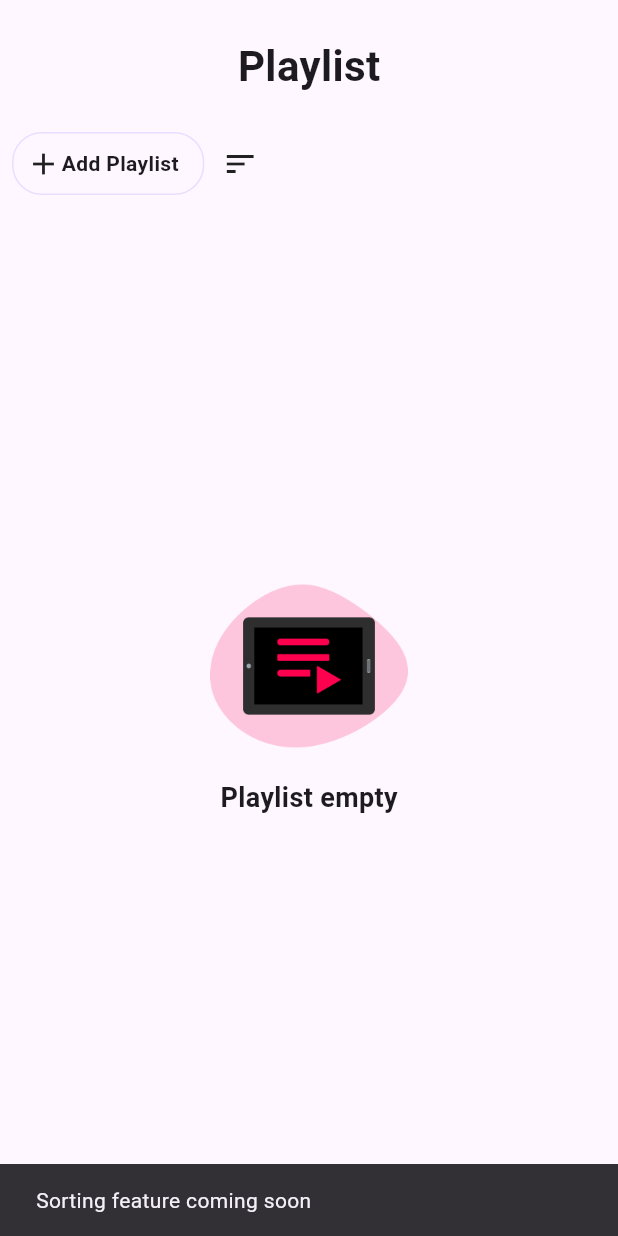
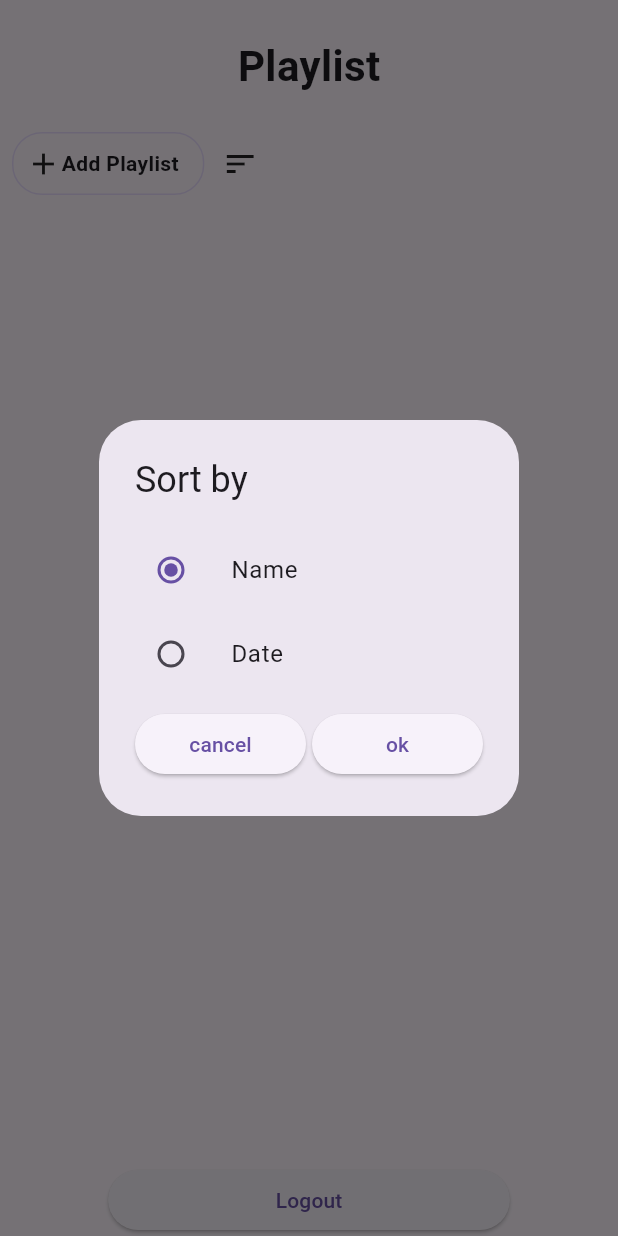
Before and after one commit to x-syaifullah-x/umn-iptv-panel, a Flutter app: the HomePage screen opened directly with empty values, after a tap on the "sort" icon, on a phone screen of 412 x 824 dp. Run offline on Flutter 3.47's test engine with Material 3 defaults, Android fonts, the phone set to English and light mode, and no system bars; our stand-ins replace cloud_firestore, firebase_core; accounts and stored records are empty.

Commit message:
added fiture sort data

```diff
--- /dev/null
+++ b/lib/extensions/build_context_extention.dart
@@ -0,0 +1,11 @@
+import 'package:flutter/material.dart';
+
+extension BuildContextExtention on BuildContext {
+  double getWidthDevice(int percent) {
+    return MediaQuery.of(this).size.width * (percent / 100);
+  }
+
+  double getHeightDevice(int percent) {
+    return MediaQuery.of(this).size.height * (percent / 100);
+  }
+}
--- a/lib/main.dart
+++ b/lib/main.dart
@@ -1,10 +1,7 @@
-import 'package:cloud_firestore/cloud_firestore.dart';
 import 'package:firebase_core/firebase_core.dart';
-import 'package:flutter/foundation.dart';
 import 'package:flutter/material.dart';
-import 'package:test/firebase_options.dart';
 import 'package:test/pages/device_code_page.dart';
-import 'package:test/pages/home_page.dart';
+import 'package:test/utils/firebase_options.dart';
 
 String? deviceId;
 
--- a/lib/pages/add_or_change_dialog.dart
+++ b/lib/pages/add_or_change_dialog.dart
@@ -1,6 +1,6 @@
 import 'package:cloud_firestore/cloud_firestore.dart';
 import 'package:flutter/material.dart';
-import 'package:test/playlist_model.dart';
+import 'package:test/models/playlist_model.dart';
 
 class AddUpdateDialog extends StatefulWidget {
   final String title;
@@ -159,7 +159,7 @@ class _AddUpdateDialogState extends State<AddUpdateDialog> {
                 ),
               ),
               const SizedBox(
-                height: 8,
+                height: 16,
               ),
               Row(
                 mainAxisAlignment: MainAxisAlignment.center,
--- a/lib/pages/device_code_page.dart
+++ b/lib/pages/device_code_page.dart
@@ -1,8 +1,8 @@
 import 'package:cloud_firestore/cloud_firestore.dart';
 import 'package:flutter/foundation.dart';
 import 'package:flutter/material.dart';
+import 'package:test/extensions/build_context_extention.dart';
 import 'package:test/pages/home_page.dart';
-import 'package:test/utils.dart/utils.dart';
 
 class DeviceCodePage extends StatefulWidget {
   const DeviceCodePage({super.key});
@@ -72,7 +72,7 @@ class _DeviceCodePageState extends State<DeviceCodePage> {
                       Center(
                         child: ElevatedButton(
                           style: ElevatedButton.styleFrom(
-                            fixedSize: Size(getWidthDevice(context, 65), 40),
+                            fixedSize: Size(context.getWidthDevice(65), 40),
                           ),
                           onPressed: () {
                             // Navigator.of(context).push(
--- a/lib/pages/home_page.dart
+++ b/lib/pages/home_page.dart
@@ -1,9 +1,9 @@
 import 'package:cloud_firestore/cloud_firestore.dart';
 import 'package:flutter/cupertino.dart';
 import 'package:flutter/material.dart';
+import 'package:test/extensions/build_context_extention.dart';
+import 'package:test/models/playlist_model.dart';
 import 'package:test/pages/add_or_change_dialog.dart';
-import 'package:test/playlist_model.dart';
-import 'package:test/utils.dart/utils.dart';
 
 class HomePage extends StatefulWidget {
   final String deviceId;
@@ -18,7 +18,8 @@ class HomePage extends StatefulWidget {
 }
 
 class _HomePageState extends State<HomePage> {
-  int tmp = 65;
+  String order = 'name';
+  // bool isReverseOrder = true;
 
   @override
   Widget build(BuildContext context) {
@@ -31,6 +32,9 @@ class _HomePageState extends State<HomePage> {
 
     return Scaffold(
       body: SafeArea(
+        child: Center(
+          child: Container(
+            constraints: const BoxConstraints(maxWidth: 550),
             child: Column(
               children: [
                 const SizedBox(
@@ -66,13 +70,15 @@ class _HomePageState extends State<HomePage> {
               ],
             ),
           ),
+        ),
+      ),
     );
   }
 
   Widget _logoutWidget() {
     return ElevatedButton(
       style: ElevatedButton.styleFrom(
-        fixedSize: Size(getWidthDevice(context, 65), 40),
+        fixedSize: Size(context.getWidthDevice(65), 40),
       ),
       onPressed: () {
         Navigator.of(context).pop();
@@ -85,7 +91,7 @@ class _HomePageState extends State<HomePage> {
     CollectionReference<Map<String, dynamic>> collectionPlaylist,
   ) {
     return StreamBuilder(
-      stream: collectionPlaylist.orderBy("name").snapshots(),
+      stream: collectionPlaylist.orderBy(b[selectedOption]).snapshots(),
       builder: (context, snapshot) {
         ConnectionState state = snapshot.connectionState;
         bool isActive = state == ConnectionState.active;
@@ -243,6 +249,12 @@ class _HomePageState extends State<HomePage> {
     );
   }
 
+  int selectedOption = 0;
+  List<String> a = ['Name', 'Date'];
+  List<String> b = [
+    'name',
+    'createAt',
+  ];
   Widget _sortingWidget(BuildContext context) {
     return InkWell(
       borderRadius: const BorderRadius.all(
@@ -253,9 +265,85 @@ class _HomePageState extends State<HomePage> {
         child: const Icon(Icons.sort_sharp),
       ),
       onTap: () {
-        ScaffoldMessenger.of(context).showSnackBar(const SnackBar(
-          content: Text("Sorting feature coming soon"),
-        ));
+        showDialog(
+          context: context,
+          barrierDismissible: false,
+          builder: (context) {
+            int currentValue = selectedOption;
+            return StatefulBuilder(builder: (context, setState) {
+              return AlertDialog(
+                title: const Text("Sort by"),
+                content: Column(
+                  mainAxisSize: MainAxisSize.min,
+                  children: [
+                    ListTile(
+                      contentPadding: EdgeInsets.zero,
+                      title: Text(a[0]),
+                      leading: Radio(
+                        value: 0,
+                        groupValue: selectedOption,
+                        onChanged: (value) {
+                          setState(() {
+                            selectedOption = value!;
+                          });
+                        },
+                      ),
+                    ),
+                    ListTile(
+                      contentPadding: EdgeInsets.zero,
+                      title: Text(a[1]),
+                      leading: Radio(
+                        value: 1,
+                        groupValue: selectedOption,
+                        onChanged: (value) {
+                          setState(() {
+                            selectedOption = value!;
+                          });
+                        },
+                      ),
+                    ),
+                    const SizedBox(
+                      height: 8,
+                    ),
+                    Row(
+                      mainAxisAlignment: MainAxisAlignment.center,
+                      children: [
+                        Expanded(
+                          child: ElevatedButton(
+                            onPressed: () {
+                              selectedOption = currentValue;
+                              Navigator.of(context).pop(false);
+                            },
+                            child: const Text("cancel"),
+                          ),
+                        ),
+                        const SizedBox(
+                          width: 4,
+                        ),
+                        Expanded(
+                          child: ElevatedButton(
+                            onPressed: () {
+                              Navigator.of(context)
+                                  .pop(selectedOption != currentValue);
+                            },
+                            child: const Text("ok"),
+                          ),
+                        ),
+                      ],
+                    )
+                  ],
+                ),
+              );
+            });
+          },
+        ).then((value) {
+          if (value) {
+            setState(() {});
+          }
+        });
+        // ScaffoldMessenger.of(context).showSnackBar(const SnackBar(
+        //   content: Text("Sorting feature coming soon"),
+        // ));
       },
     );
   }
--- a/lib/utils.dart/utils.dart
+++ /dev/null
@@ -1,9 +0,0 @@
-import 'package:flutter/material.dart';
-
-double getWidthDevice(BuildContext context, int percent) {
-  return MediaQuery.of(context).size.width * (percent / 100);
-}
-
-double getHeightDevice(BuildContext context, int percent) {
-  return MediaQuery.of(context).size.height * (percent / 100);
-}
```
Also changed, not shown: lib/models/playlist_model.dart (renamed from lib/playlist_model.dart), lib/utils/firebase_options.dart (renamed from lib/firebase_options.dart), 1 other file. Lines whose indentation alone changed are shown as unchanged.
